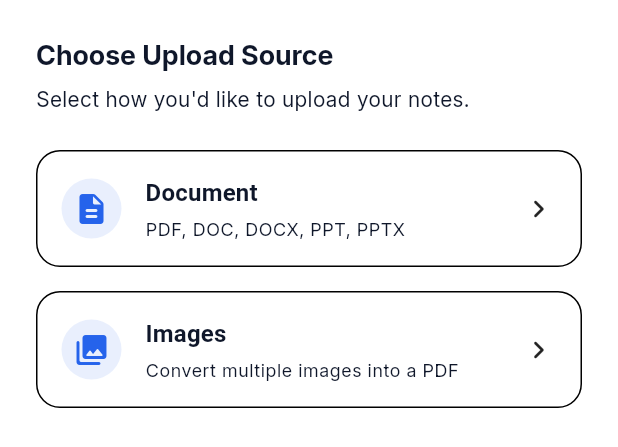
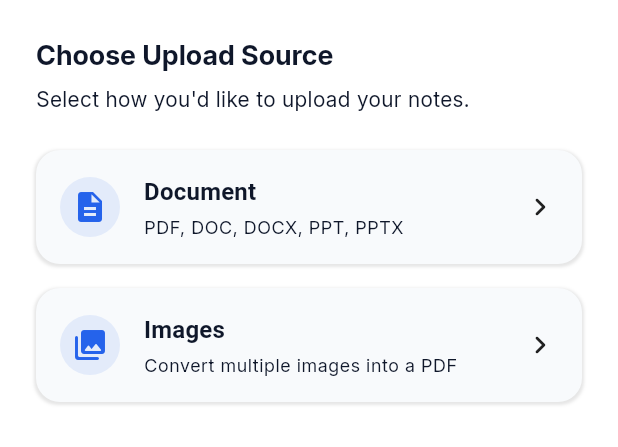
Before and after one commit to Divam23/clustranotes-mobile, a Flutter app: the ChooseFileForUploadPopup widget shown alone on an empty page, opened directly, on a phone screen of 412 x 824 dp. Shown: the top 447 px of the screen. Run offline on Flutter 3.47's test engine with Material 3 defaults, Android fonts, the phone set to English and light mode, and no system bars; our stand-ins replace dotted_border, file_picker, flutter_riverpod, freezed_annotation, image_picker, open_filex and 4 more; missing offline and left inert: pdfrx; network calls fail.

Commit message:
feat: Add UploadNoteSettingsReviewSection and enhance upload note review screen layout

```diff
--- a/lib/features/upload/presentation/widgets/upload_note_screen_widgets/upload_file_section/choose_file_for_upload_popup.dart
+++ b/lib/features/upload/presentation/widgets/upload_note_screen_widgets/upload_file_section/choose_file_for_upload_popup.dart
@@ -56,18 +56,26 @@ class ChooseFileForUploadPopup extends ConsumerWidget {
           const SizedBox(height: 24),
 
           InkWell(
-            borderRadius: BorderRadius.circular(16),
+            borderRadius: AppRadius.card,
             onTap: () async {
               Navigator.pop(context, UploadSource.file);
               await notifier.pickDocument();
             },
             child: Container(
-              padding: const EdgeInsets.all(16),
+              padding: const EdgeInsets.all(AppSpacing.lg),
               decoration: BoxDecoration(
-                border: Border.all(
-                  color: theme.dividerColor,
-                ),
-                borderRadius: BorderRadius.circular(16),
+                  color: theme.colorScheme.surfaceContainer,
+
+                  borderRadius: AppRadius.card,
+                  boxShadow: [
+                    BoxShadow(
+                      color: theme.shadowColor.withValues(alpha: 0.1),
+                      offset: Offset(0, 1),
+                      spreadRadius: 1,
+                      blurRadius: 1,
+                      blurStyle: BlurStyle.normal,
+                    ),
+                  ]
               ),
               child: Row(
                 children: [
@@ -75,7 +83,7 @@ class ChooseFileForUploadPopup extends ConsumerWidget {
                     backgroundColor:
                     theme.colorScheme.primary.withValues(alpha: .1),
                     child: Icon(
-                      Icons.description_rounded,
+                      AppIcons.description,
                       color: theme.colorScheme.primary,
                     ),
                   ),
@@ -107,10 +115,10 @@ class ChooseFileForUploadPopup extends ConsumerWidget {
             ),
           ),
 
-          const SizedBox(height: 16),
+          const SizedBox(height: AppSpacing.lg),
 
           InkWell(
-            borderRadius: BorderRadius.circular(16),
+            borderRadius: AppRadius.card,
             onTap: () async {
               await ref.read(uploadProvider.notifier).pickImages();
               if (!context.mounted) return;
@@ -125,12 +133,20 @@ class ChooseFileForUploadPopup extends ConsumerWidget {
               }
             },
             child: Container(
-              padding: const EdgeInsets.all(16),
+              padding: const EdgeInsets.all(AppSpacing.lg),
               decoration: BoxDecoration(
-                border: Border.all(
-                  color: theme.dividerColor,
-                ),
-                borderRadius: BorderRadius.circular(16),
+                  color: theme.colorScheme.surfaceContainer,
+
+                borderRadius: AppRadius.card,
+                boxShadow: [
+                  BoxShadow(
+                    color: theme.shadowColor.withValues(alpha: 0.1),
+                    offset: Offset(0, 1),
+                    spreadRadius: 1,
+                    blurRadius: 1,
+                    blurStyle: BlurStyle.normal,
+                  ),
+                ]
               ),
               child: Row(
                 children: [
--- a/lib/features/upload/presentation/widgets/upload_review_screen_widgets/preview_tags_row.dart
+++ b/lib/features/upload/presentation/widgets/upload_review_screen_widgets/preview_tags_row.dart
@@ -23,7 +23,10 @@ class PreviewTagsRow extends ConsumerWidget {
             child: Row(
               spacing: AppSpacing.xs,
               children: [
-                Icon(AppIcons.tags),
+                Icon(
+                  AppIcons.tags,
+                  color: AppColors.primarySky,
+                ),
                 Text(
                   "Tag(s)",
                   style: theme.textTheme.bodyMedium?.copyWith(
```
Also changed, not shown: lib/features/upload/presentation/pages/upload_note_screen/upload_note_review_screen.dart (+5 -5 lines), lib/features/upload/presentation/widgets/upload_review_screen_widgets/upload_note_settings_review_section.dart (+99 -0 lines).
